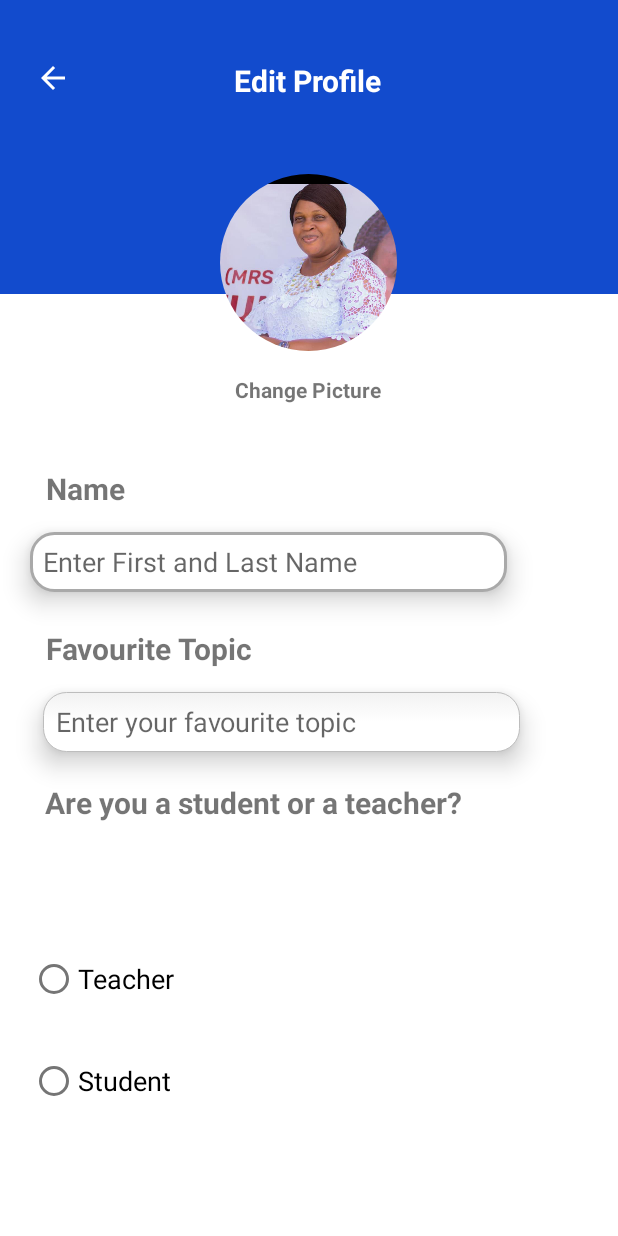
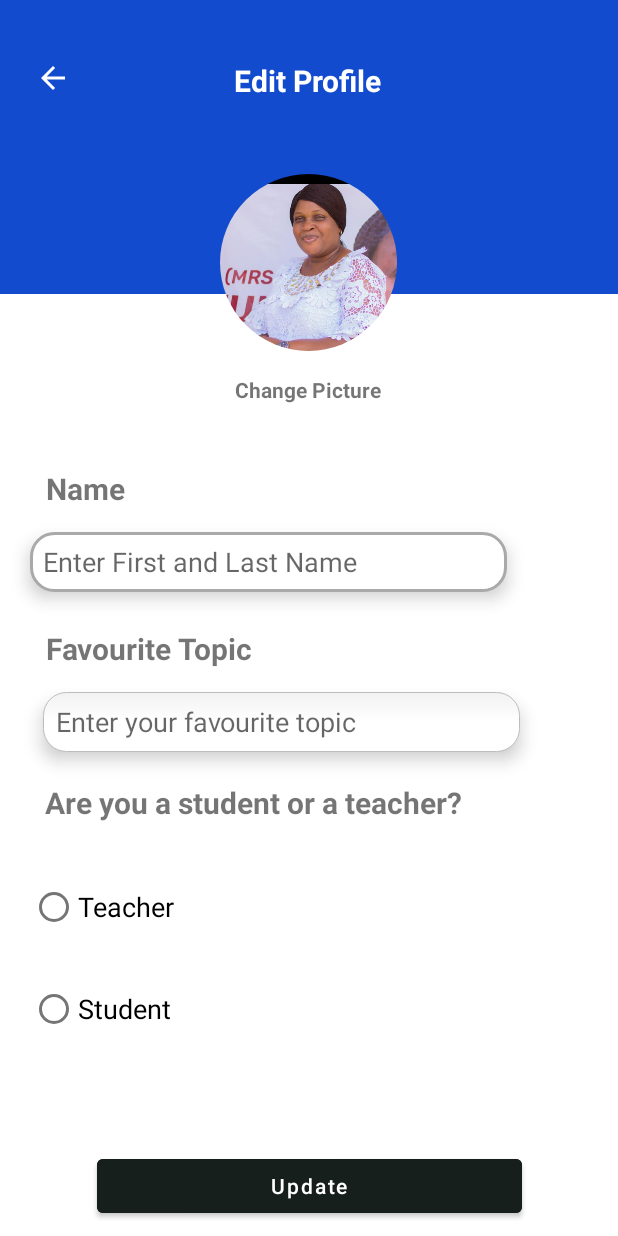
Before and after one commit to Abisayo1/eNursing, an Android app: the EditProfile screen opened directly, with no data from a screen before it, on a phone screen of 412 x 824 dp. Run offline under Robolectric (Android 15) with nearby library versions, the phone set to English and light mode, and no system bars; our stand-ins replace CircleImageView.

Commit message:
I have designed the quiz screen

```diff
--- a/app/src/main/AndroidManifest.xml
+++ b/app/src/main/AndroidManifest.xml
@@ -9,6 +9,9 @@
         android:roundIcon="@mipmap/ic_launcher_round"
         android:supportsRtl="true"
         android:theme="@style/Theme.Computerize1">
+        <activity
+            android:name=".Quiz"
+            android:exported="false" />
         <activity
             android:name=".EditProfile"
             android:exported="false" />
--- a/app/src/main/java/com/abisayo/computerize1/EditProfile.kt
+++ b/app/src/main/java/com/abisayo/computerize1/EditProfile.kt
@@ -1,11 +1,16 @@
 package com.abisayo.computerize1
 
+import android.content.Intent
 import androidx.appcompat.app.AppCompatActivity
 import android.os.Bundle
 import android.view.Window
 import android.view.WindowManager
+import com.abisayo.computerize1.databinding.ActivityEditProfileBinding
+import com.abisayo.computerize1.databinding.ActivityProfileBinding
+
 
 class EditProfile : AppCompatActivity() {
+    private lateinit var binding: ActivityEditProfileBinding
     override fun onCreate(savedInstanceState: Bundle?) {
         super.onCreate(savedInstanceState)
         requestWindowFeature(Window.FEATURE_NO_TITLE); //will hide the title
@@ -14,6 +19,18 @@ class EditProfile : AppCompatActivity() {
             WindowManager.LayoutParams.FLAG_FULLSCREEN,
             WindowManager.LayoutParams.FLAG_FULLSCREEN
         )
-        setContentView(R.layout.activity_edit_profile)
+        binding = ActivityEditProfileBinding.inflate(layoutInflater)
+        setContentView(binding.root)
+
+        binding.back.setOnClickListener {
+            onBackPressed()
+
+        }
+
+        binding.button2.setOnClickListener {
+                val intent = Intent(this, Topics::class.java)
+                startActivity(intent)
+
+        }
     }
 }
--- a/app/src/main/java/com/abisayo/computerize1/Learn.kt
+++ b/app/src/main/java/com/abisayo/computerize1/Learn.kt
@@ -31,6 +31,11 @@ class Learn : AppCompatActivity() {
         )
         binding = ActivityLearnBinding.inflate(layoutInflater)
         setContentView(binding.root)
+
+        binding.button.setOnClickListener {
+            val intent = Intent(this, Quiz::class.java)
+            startActivity(intent)
+        }
 
         val drawerLayout: DrawerLayout = binding.drawerLayout
         val navView: NavigationView = binding.navView
--- a/app/src/main/res/layout/activity_edit_profile.xml
+++ b/app/src/main/res/layout/activity_edit_profile.xml
@@ -84,7 +84,7 @@
             android:layout_margin="15dp"
             android:layout_marginTop="12dp"
             android:background="@drawable/edittext_rounded_corners"
-            android:elevation="10dp"
+            android:elevation="7dp"
             android:layout_marginLeft="15dp"
             android:ems="10"
             android:hint="Enter your favourite topic"
@@ -98,10 +98,10 @@
             android:layout_width="318dp"
             android:layout_height="40dp"
             android:layout_margin="15dp"
-            android:layout_marginTop="16dp"
+            android:layout_marginTop="12dp"
             android:layout_marginLeft="15dp"
             android:background="@drawable/edittext_rounded_corners"
-            android:elevation="10dp"
+            android:elevation="7dp"
             android:ems="10"
             android:hint="Enter First and Last Name"
             app:layout_constraintEnd_toEndOf="parent"
@@ -114,10 +114,13 @@
             android:layout_width="match_parent"
             android:layout_height="wrap_content"
             android:padding="10dp"
+            android:layout_marginTop="12dp"
             app:layout_constraintBottom_toBottomOf="parent"
             app:layout_constraintEnd_toEndOf="parent"
+            app:layout_constraintHorizontal_bias="0.0"
             app:layout_constraintStart_toStartOf="parent"
-            app:layout_constraintTop_toBottomOf="@+id/status">
+            app:layout_constraintTop_toBottomOf="@+id/status"
+            app:layout_constraintVertical_bias="0.0">
 
             <RadioButton
                 android:id="@+id/firstAnswerRadioButton"
@@ -181,6 +184,21 @@
             app:layout_constraintStart_toStartOf="parent"
             app:layout_constraintTop_toBottomOf="@+id/fav" />
 
+        <Button
+            android:id="@+id/button2"
+            android:layout_width="283dp"
+            android:layout_height="wrap_content"
+            android:layout_marginTop="40dp"
+            android:backgroundTint="#171F1D"
+            android:text="Update"
+            android:textAllCaps="false"
+            android:textColor="@color/white"
+            app:layout_constraintBottom_toBottomOf="parent"
+            app:layout_constraintEnd_toEndOf="parent"
+            app:layout_constraintHorizontal_bias="0.503"
+            app:layout_constraintStart_toStartOf="parent"
+            app:layout_constraintTop_toBottomOf="@+id/radio_group" />
+
 
     </androidx.constraintlayout.widget.ConstraintLayout>
 </ScrollView>
```
Also changed, not shown: app/src/main/java/com/abisayo/computerize1/Quiz.kt (added, +19 -0 lines), app/src/main/res/layout/activity_quiz.xml (added, +137 -0 lines), app/src/main/res/drawable/next.png (added), app/src/main/res/drawable/quiz_backgrnd.png (added).
